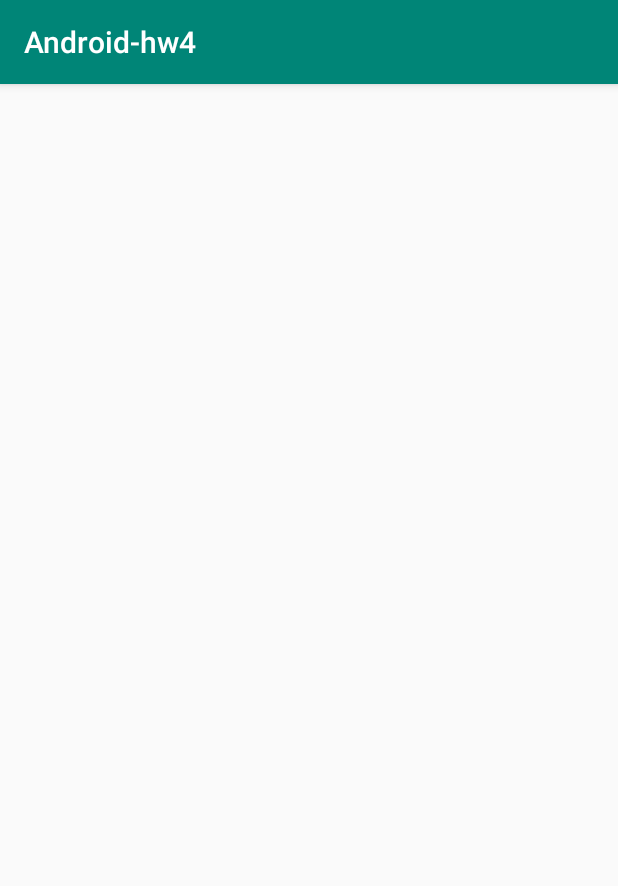
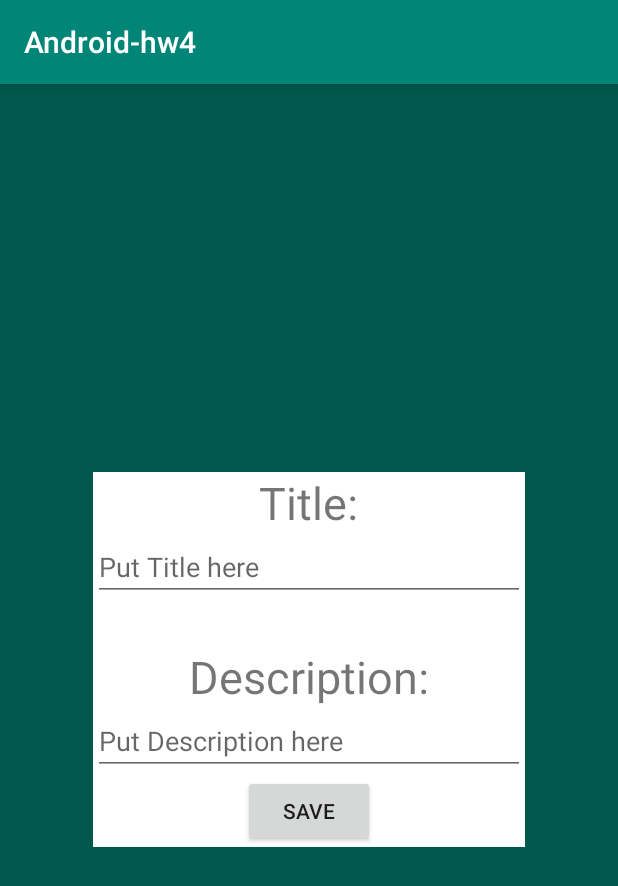
Before and after one commit to sergeydus/Android-hw4, an Android app: the EditNoteActivity screen opened directly, with no data from a screen before it, on a phone screen of 412 x 824 dp. Shown: the top 886 px of the screen. Run offline under Robolectric (Android 15) with nearby library versions, the phone set to English and light mode, and no system bars; 2 statements that could not run were skipped.

Commit message:
Added Edit Activity
#3
put most of the code on note activity into onresume

added addData to dbhelper

```diff
--- a/app/src/main/java/com/example/android_hw4/CustomListAdapter.java
+++ b/app/src/main/java/com/example/android_hw4/CustomListAdapter.java
@@ -77,7 +77,7 @@ class CustomListAdapter implements ListAdapter {
     }
     @Override
     public int getViewTypeCount() {
-        return arrayList.size();
+        return 1;
     }
     @Override
     public boolean isEmpty() {
--- a/app/src/main/java/com/example/android_hw4/EditNoteActivity.java
+++ b/app/src/main/java/com/example/android_hw4/EditNoteActivity.java
@@ -1,19 +1,73 @@
 package com.example.android_hw4;
 
+import android.app.Activity;
 import android.support.v7.app.AppCompatActivity;
 import android.os.Bundle;
 import android.util.Log;
+import android.view.inputmethod.InputMethodManager;
+import android.widget.EditText;
+import android.view.View;
 
 public class EditNoteActivity extends AppCompatActivity {
-
+    private String Title;
+    private String Description;
+    private boolean isCreateNote;
+    private int id;
     @Override
     protected void onCreate(Bundle savedInstanceState) {
         super.onCreate(savedInstanceState);
         setContentView(R.layout.activity_edit_note);
-        int id=getIntent().getIntExtra("id",10);
-        Bundle bundle=getIntent().getExtras();
-        String title=bundle.getString("title");
-        String content=bundle.getString("content");
-        Log.d("test","id is "+id+" title is +"+title+" content is "+content);
+        findViewById(R.id.EditTextTitle).setOnFocusChangeListener(new View.OnFocusChangeListener() {
+            @Override
+            public void onFocusChange(View v, boolean hasFocus) {
+                if (!hasFocus) {
+                    hideKeyboard(v);
+                }
+            }
+        });
+        findViewById(R.id.DescriptionEditText).setOnFocusChangeListener(new View.OnFocusChangeListener() {
+            @Override
+            public void onFocusChange(View v, boolean hasFocus) {
+                if (!hasFocus) {
+                    hideKeyboard(v);
+                }
+            }
+        });
+        this.isCreateNote = getIntent().getBooleanExtra("IsCreateNote",false);
+        if(!isCreateNote) {
+            this.id = getIntent().getIntExtra("id", 10);
+            Bundle bundle = getIntent().getExtras();
+            this.Title = bundle.getString("title", "");
+            this.Description = bundle.getString("content", "");
+            Log.d("test", "id is " + id + " title is +" + Title + " content is " + Description);
+            EditText EditTitleView = findViewById(R.id.EditTextTitle);
+            EditText EditDescriptionView = findViewById(R.id.DescriptionEditText);
+            EditTitleView.setText(Title);
+            EditDescriptionView.setText(Description);
+        }
+
+    }
+    public void SaveButtonClick(View view){
+        EditText EditTitleView = findViewById(R.id.EditTextTitle);
+        EditText EditDescriptionView = findViewById(R.id.DescriptionEditText);
+        this.Title=EditTitleView.getText().toString();
+        this.Description=EditDescriptionView.getText().toString();
+        Log.d("SaveButtonClick", "Title="+this.Title);
+        Log.d("SaveButtonClick", "Description="+this.Description);
+        DBHelper db = new DBHelper(this);
+        if(isCreateNote) {
+            //db.add
+            db.AddData(this.Title,this.Description,"");
+            finish();
+        }
+        else{
+            db.updateData(String.valueOf(this.id),this.Title,this.Description,"");
+            finish();
+        }
+    }
+
+    public void hideKeyboard(View view) {
+        InputMethodManager inputMethodManager =(InputMethodManager)getSystemService(Activity.INPUT_METHOD_SERVICE);
+        inputMethodManager.hideSoftInputFromWindow(view.getWindowToken(), 0);
     }
 }
--- a/app/src/main/res/layout/activity_edit_note.xml
+++ b/app/src/main/res/layout/activity_edit_note.xml
@@ -1,9 +1,55 @@
 <?xml version="1.0" encoding="utf-8"?>
-<android.support.constraint.ConstraintLayout xmlns:android="http://schemas.android.com/apk/res/android"
-    xmlns:app="http://schemas.android.com/apk/res-auto"
-    xmlns:tools="http://schemas.android.com/tools"
+<LinearLayout
+    android:layout_height="match_parent"
     android:layout_width="match_parent"
-    android:layout_height="match_parent"
-    tools:context=".EditNoteActivity">
-
-</android.support.constraint.ConstraintLayout>
+    android:background="@color/colorPrimaryDark"
+    android:weightSum="10"
+    android:gravity="center"
+    android:orientation="horizontal"
+    android:clickable="true"
+    android:focusableInTouchMode="true"
+    xmlns:android="http://schemas.android.com/apk/res/android">
+        <RelativeLayout
+            android:layout_width="0dp"
+            android:layout_height="wrap_content"
+            android:layout_weight="7"
+            android:background="#FFFFFF">
+            <TextView
+                android:id="@+id/TitleTextView"
+                android:layout_width="wrap_content"
+                android:layout_height="wrap_content"
+                android:text="Title:"
+                android:layout_centerHorizontal="true"
+                android:textSize="30sp"/>
+            <EditText
+                android:layout_width="match_parent"
+                android:layout_height="wrap_content"
+                android:hint="Put Title here"
+                android:id="@+id/EditTextTitle"
+                android:layout_below="@id/TitleTextView"
+                android:inputType="" />
+            <TextView
+                android:id="@+id/DescriptionTextView"
+                android:layout_width="wrap_content"
+                android:layout_height="wrap_content"
+                android:layout_below="@id/EditTextTitle"
+                android:text="Description:"
+                android:layout_marginTop="30dp"
+                android:layout_centerHorizontal="true"
+                android:textSize="30sp"/>
+            <EditText
+                android:id="@+id/DescriptionEditText"
+                android:layout_width="match_parent"
+                android:layout_height="wrap_content"
+                android:hint="Put Description here"
+                android:layout_below="@id/DescriptionTextView"/>
+            <Button
+                android:id="@+id/OkEditButton"
+                android:layout_width="wrap_content"
+                android:layout_height="wrap_content"
+                android:layout_below="@id/DescriptionEditText"
+                android:layout_centerHorizontal="true"
+                android:text="Save"
+                android:onClick="SaveButtonClick"/>
+        </RelativeLayout>
+</LinearLayout>
--- a/app/src/main/res/layout/activity_note.xml
+++ b/app/src/main/res/layout/activity_note.xml
@@ -16,13 +16,14 @@
             android:layout_height="wrap_content"
             android:layout_marginEnd="100px"
             android:layout_gravity="center"
-            android:text="EDIT" />
+            android:text="ADD" />
         <Button
             android:id="@+id/DonationsButton"
             android:layout_width="wrap_content"
             android:layout_height="wrap_content"
             android:layout_gravity="center"
-            android:text="Donations" />
+            android:text="Donations"
+            android:onClick="OnDonationsClick"/>
     </android.support.v7.widget.LinearLayoutCompat>
 
     <ListView xmlns:android="http://schemas.android.com/apk/res/android"
```
Also changed, not shown: app/src/main/java/com/example/android_hw4/DBHelper.java (+11 -1 lines), app/src/main/java/com/example/android_hw4/NoteActivity.java (+17 -2 lines).
